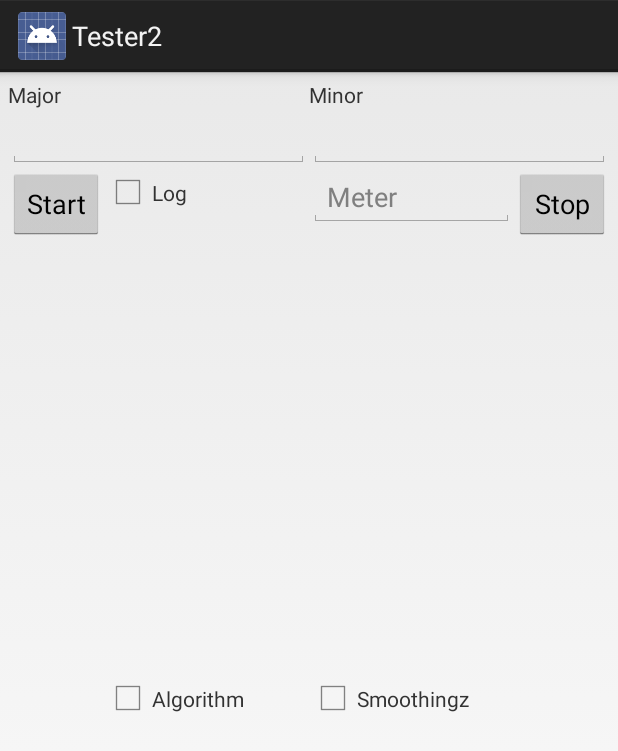
After one commit to JSchonewille/Tester2, an Android app: the layout activity_main_godlike.xml on its own in the app's theme, with its tools: preview values and no code run, on a phone screen of 412 x 824 dp. The commit adds this screen. Shown: the top 751 px of the screen. Run offline under Robolectric (Android 15) with nearby library versions, the phone set to English and light mode, and no system bars.

Commit message:
Layout suddenly became godlike!!! OMG

```diff
--- a/app/src/main/java/com/example/jeff/tester2/MainActivity.java
+++ b/app/src/main/java/com/example/jeff/tester2/MainActivity.java
@@ -169,18 +169,18 @@ public class MainActivity extends Activity {
     @Override
     protected void onCreate(Bundle savedInstanceState) {
         super.onCreate(savedInstanceState);
-        setContentView(R.layout.activity_main);
+        setContentView(R.layout.activity_main_godlike);
         context = getApplicationContext();
-        button1 = (Button) findViewById(R.id.button);
-        button2 = (Button) findViewById(R.id.button2);
-        majorInput = (EditText) findViewById(R.id.editText);
-        minorInput = (EditText) findViewById(R.id.editText2);
-        distanceInput = (EditText) findViewById(R.id.editText3);
+        button1 = (Button) findViewById(R.id.button_Start);
+        button2 = (Button) findViewById(R.id.button_Stop);
+        majorInput = (EditText) findViewById(R.id.input_Major);
+        minorInput = (EditText) findViewById(R.id.input_Minor);
+        distanceInput = (EditText) findViewById(R.id.input_Meter);
      //   queuesize = (EditText) findViewById(R.id.editText4);
-        listView1 = (ListView) findViewById(R.id.listView);
-        logbox = (CheckBox) findViewById(R.id.checkBox);
-        algcheck = (CheckBox) findViewById(R.id.checkBox2);
-        smoothCheck = (CheckBox)findViewById(R.id.checkBox3);
+        listView1 = (ListView) findViewById(R.id.list_Data);
+        logbox = (CheckBox) findViewById(R.id.check_Log);
+        algcheck = (CheckBox) findViewById(R.id.check_Algorithm);
+        smoothCheck = (CheckBox)findViewById(R.id.check_Smoothing);
         beaconList = new ArrayList<String>();
         flatList = new ArrayList<Integer>();
         detected = new ArrayList<String>();
--- /dev/null
+++ b/app/src/main/res/layout/activity_main_godlike.xml
@@ -0,0 +1,135 @@
+<?xml version="1.0" encoding="utf-8"?>
+
+<LinearLayout xmlns:android="http://schemas.android.com/apk/res/android"
+    android:layout_width="match_parent"
+    android:layout_height="match_parent"
+    android:orientation="vertical">
+
+    <LinearLayout
+        android:layout_width="match_parent"
+        android:layout_height="match_parent"
+        android:layout_weight="1"
+        android:baselineAligned="false"
+        android:orientation="horizontal"
+        android:padding="5dp">
+
+        <LinearLayout
+            android:layout_width="match_parent"
+            android:layout_height="match_parent"
+            android:layout_weight="1"
+            android:orientation="vertical">
+
+            <TextView
+                android:layout_width="wrap_content"
+                android:layout_height="wrap_content"
+                android:text="Major" />
+
+            <EditText
+                android:id="@+id/input_Major"
+                android:layout_width="wrap_content"
+                android:layout_height="wrap_content"
+                android:ems="10"
+                android:inputType="number" />
+
+            <RelativeLayout
+                android:layout_width="match_parent"
+                android:layout_height="match_parent">
+
+                <Button
+                    android:id="@+id/button_Start"
+                    android:layout_width="wrap_content"
+                    android:layout_height="wrap_content"
+                    android:text="Start" />
+
+                <CheckBox
+                    android:id="@+id/check_Log"
+                    android:layout_width="wrap_content"
+                    android:layout_height="wrap_content"
+                    android:layout_alignParentTop="true"
+                    android:layout_toRightOf="@id/button_Start" />
+
+                <TextView
+                    android:layout_width="wrap_content"
+                    android:layout_height="wrap_content"
+                    android:layout_alignBaseline="@+id/check_Log"
+                    android:layout_toRightOf="@+id/check_Log"
+                    android:text="Log" />
+
+                <CheckBox
+                    android:id="@+id/check_Algorithm"
+                    android:layout_width="wrap_content"
+                    android:layout_height="wrap_content"
+                    android:layout_alignStart="@+id/check_Log"
+                    android:layout_centerVertical="true" />
+
+                <TextView
+                    android:layout_width="wrap_content"
+                    android:layout_height="wrap_content"
+                    android:layout_alignBaseline="@+id/check_Algorithm"
+                    android:layout_toRightOf="@+id/check_Algorithm"
+                    android:text="Algorithm" />
+
+            </RelativeLayout>
+        </LinearLayout>
+
+        <LinearLayout
+            android:layout_width="match_parent"
+            android:layout_height="match_parent"
+            android:layout_weight="1"
+            android:orientation="vertical">
+
+            <TextView
+                android:layout_width="wrap_content"
+                android:layout_height="wrap_content"
+                android:text="Minor" />
+
+            <EditText
+                android:id="@+id/input_Minor"
+                android:layout_width="wrap_content"
+                android:layout_height="wrap_content"
+                android:ems="10"
+                android:inputType="number" />
+
+            <RelativeLayout
+                android:layout_width="match_parent"
+                android:layout_height="match_parent">
+
+                <Button
+                    android:id="@+id/button_Stop"
+                    android:layout_width="wrap_content"
+                    android:layout_height="wrap_content"
+                    android:layout_alignParentRight="true"
+                    android:text="Stop" />
+
+                <EditText
+                    android:id="@+id/input_Meter"
+                    android:layout_width="wrap_content"
+                    android:layout_height="wrap_content"
+                    android:layout_toLeftOf="@id/button_Stop"
+                    android:ems="10"
+                    android:hint="Meter" />
+
+                <CheckBox
+                    android:id="@+id/check_Smoothing"
+                    android:layout_width="wrap_content"
+                    android:layout_height="wrap_content"
+                    android:layout_alignStart="@+id/input_Meter"
+                    android:layout_centerVertical="true" />
+
+                <TextView
+                    android:layout_width="wrap_content"
+                    android:layout_height="wrap_content"
+                    android:layout_alignBaseline="@+id/check_Smoothing"
+                    android:layout_toRightOf="@+id/check_Smoothing"
+                    android:text="Smoothingz" />
+
+            </RelativeLayout>
+        </LinearLayout>
+    </LinearLayout>
+        <ListView
+            android:layout_width="match_parent"
+            android:layout_height="wrap_content"
+            android:layout_weight="0.5"
+            android:id="@+id/list_Data"/>
+
+</LinearLayout>
--- a/app/src/main/res/layout/activity_scan.xml
+++ /dev/null
@@ -1,16 +0,0 @@
-<RelativeLayout xmlns:android="http://schemas.android.com/apk/res/android"
-    xmlns:tools="http://schemas.android.com/tools"
-    android:layout_width="match_parent"
-    android:layout_height="match_parent"
-    android:paddingLeft="@dimen/activity_horizontal_margin"
-    android:paddingRight="@dimen/activity_horizontal_margin"
-    android:paddingTop="@dimen/activity_vertical_margin"
-    android:paddingBottom="@dimen/activity_vertical_margin"
-    tools:context="com.example.jeff.tester2.ScanActivity">
-
-    <TextView
-        android:text="@string/hello_world"
-        android:layout_width="wrap_content"
-        android:layout_height="wrap_content" />
-
-</RelativeLayout>
```
